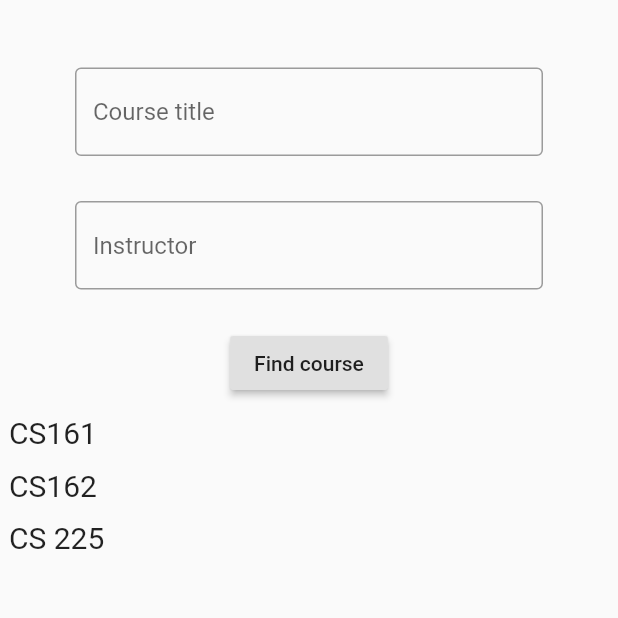
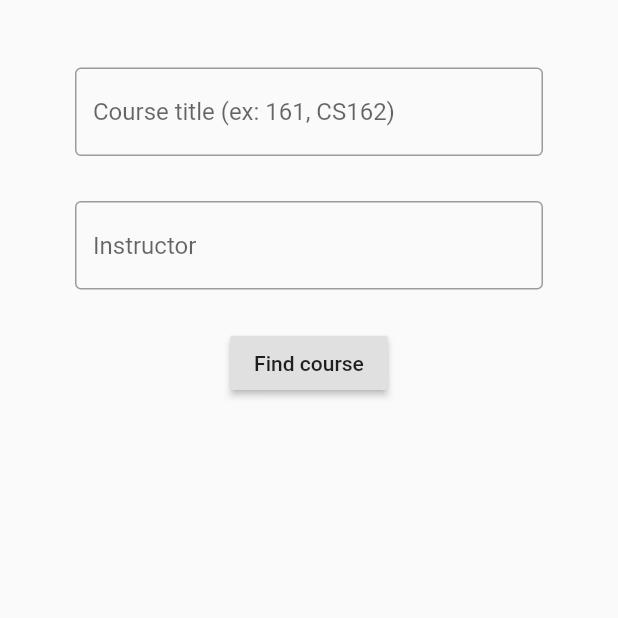
Before and after one commit to teamshutins/osu-course-review, a Flutter app: the screen it shows after launch, after a tap on "Find course", on a phone screen of 412 x 824 dp, the top half of it. Run offline on Flutter 3.47's test engine with Material 2 defaults, Android fonts, the phone set to English and light mode, and no system bars; our stand-ins replace cloud_firestore; accounts and stored records are empty.

Commit message:
add placeholder code for handling different search conditions; navigate back to search screen when back arrows is tapped on course description/review page

```diff
--- a/lib/components/search_results.dart
+++ b/lib/components/search_results.dart
@@ -17,8 +17,8 @@ class SearchResults extends StatefulWidget {
 class _SearchResultsState extends State<SearchResults> {
   @override
   Widget build(BuildContext context) {
-    void _testTap() {
-      print('tap detected');
+    void _goToCourse() {
+      Navigator.pushNamed(context, '/course');
     }
 
     return Expanded(
@@ -27,7 +27,7 @@ class _SearchResultsState extends State<SearchResults> {
         itemBuilder: (BuildContext context, int index) {
           return Result(
             widget.results[index],
-            _testTap
+            _goToCourse
           );
         }
       )
--- a/lib/screens/course_description.dart
+++ b/lib/screens/course_description.dart
@@ -19,7 +19,9 @@ class CourseDescriptionScreen extends StatelessWidget {
           icon: Icon(Icons.arrow_back, color: Colors.white, size: 36.0,),
           // Taka: Currently, nothing happens when tapping the back arrow.
           // (It should go back to the previous screen.)
-          onPressed: () {},
+          onPressed: () {
+            Navigator.pushNamed(context, '/');
+          },
         ),
         centerTitle: true,
         title: Text(title, style: TextStyle(color: Colors.white, fontSize: 32)),
--- a/lib/screens/course_search.dart
+++ b/lib/screens/course_search.dart
@@ -49,9 +49,19 @@ class CourseSearchState extends State<CourseSearch> {
 
   void handleSearch() {
     setState(() {
-      _results = _courseCatalog.where((course) => course['title'].toLowerCase().contains(_titleQuery.toLowerCase())).toList();
+      if (_titleQuery == '' && _instructorQuery == '') {    // set _results to empty list if search input fields are empty
+        _results = [];
+      }
+      else if (_titleQuery != '' && _instructorQuery != '') {     // search by title AND instructor
+        // #TODO
+      }
+      else if (_titleQuery != '' && _instructorQuery == '') {     // search by title
+        _results = _courseCatalog.where((course) => course['title'].toLowerCase().contains(_titleQuery.toLowerCase())).toList();
+      }
+      else if (_titleQuery == '' && _instructorQuery != '') {     // search by instructor
+        // #TODO
+      }
     });
-    print(_results);
   }
 
   @override
@@ -71,7 +81,7 @@ class CourseSearchState extends State<CourseSearch> {
                     onChanged: handleTitleQuery,
                     decoration: const InputDecoration(
                       border: OutlineInputBorder(),
-                      hintText: 'Course title',
+                      hintText: 'Course title (ex: 161, CS162)',
                     ),
                   ),
                 ),
```
Also changed, not shown: lib/components/result.dart (+11 -4 lines).
